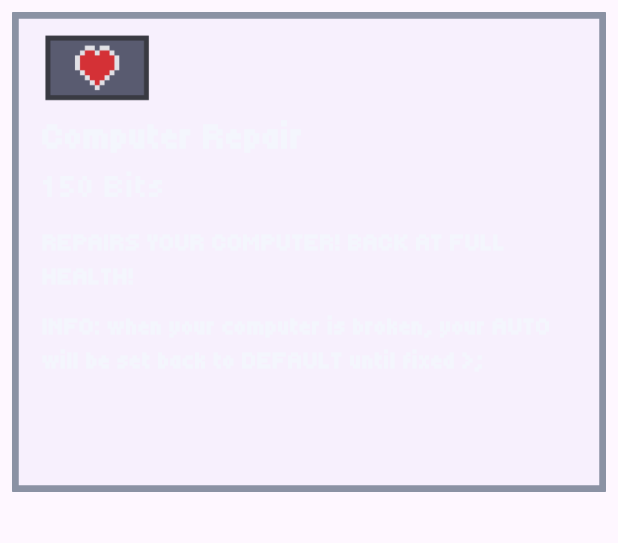
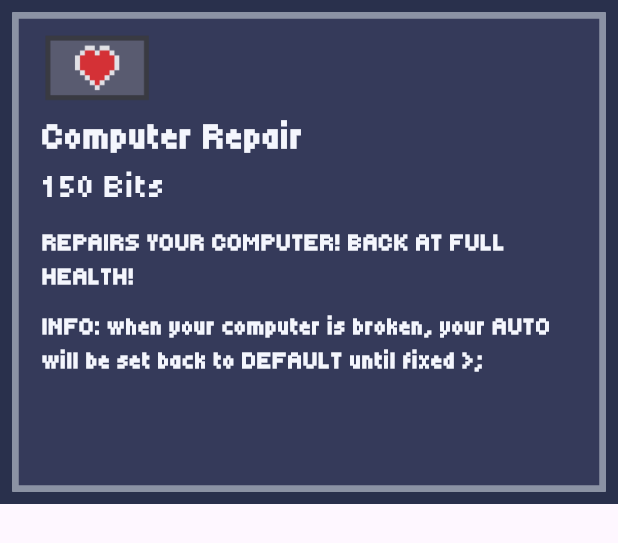
Before and after one commit to AsherTsai/ARLO.EXE-Clicker, a Flutter app: the ShopPage widget shown alone on an empty page, opened directly, on a phone screen of 412 x 824 dp. Shown: the top 543 px of the screen. Run offline on Flutter 3.47's test engine with Material 3 defaults, Android fonts, the light colour scheme and no system bars; our stand-ins replace audioplayers, shared_preferences; accounts and stored records are empty.

Commit message:
Fixed Some UI Bugs #1
Changed colors, made UI adaptable (sort of :/ )

```diff
--- a/lib/home.dart
+++ b/lib/home.dart
@@ -2,7 +2,6 @@ import 'package:computer_clicker_game/mainScreen.dart';
 import 'package:computer_clicker_game/pageSwitches.dart';
 import 'package:computer_clicker_game/shop.dart';
 import 'package:computer_clicker_game/world.dart';
-import 'package:audioplayers/audioplayers.dart';
 import 'package:flutter/material.dart';
 import 'package:provider/provider.dart';
 import 'model.dart';
@@ -37,11 +36,11 @@ class _HomeState extends State<Home> {
   Widget build(BuildContext context) {
     // CONSUMER - this is what allows us to use the variables and functions from the model file
     return Scaffold(
-      backgroundColor: Color.fromARGB(255, 213, 208, 222),
+      backgroundColor: Color.fromARGB(255, 194, 190, 205),
 
       body: SafeArea(
         child: Padding(
-          padding: const EdgeInsets.only(right: 20, left: 20),
+          padding: const EdgeInsets.only(right: 20, left: 20, top: 15),
           child: Column(
             children: [
               Consumer<Model>(
@@ -119,7 +118,7 @@ class _HomeState extends State<Home> {
 
               SizedBox(height: 15),
 
-              //COMPUTER DESK
+              //ARLO
               Container(
                 height: 200,
                 width: double.infinity,
@@ -286,6 +285,7 @@ class _HomeState extends State<Home> {
                 builder: (context, value, child) =>
                     SwitchPage(child: currentPage),
               ),
+              SizedBox(height: 15),
             ],
           ),
         ),
--- a/lib/model.dart
+++ b/lib/model.dart
@@ -4,14 +4,11 @@ import 'package:shared_preferences/shared_preferences.dart';
 import 'package:audioplayers/audioplayers.dart';
 
 class Model extends ChangeNotifier {
-  //USED AI TO ORGANIZE
-  //ADDED Shared Preferences and Audio Players
-
   final AudioPlayer bgMusicPlayer = AudioPlayer();
 
   Future<void> startBackgroundMusic() async {
     await bgMusicPlayer.setReleaseMode(ReleaseMode.loop);
-    await bgMusicPlayer.setVolume(0.4); // Lower volume so clicks stand out
+    await bgMusicPlayer.setVolume(0.4);
     await bgMusicPlayer.play(AssetSource('SFX/boogie.mp3'));
   }
 
--- a/lib/shop.dart
+++ b/lib/shop.dart
@@ -33,6 +33,7 @@ class _ShopPageState extends State<ShopPage> {
         }
 
         return Container(
+          color: Color.fromARGB(255, 41, 48, 76),
           child: Padding(
             padding: const EdgeInsets.all(8.0),
             child: GestureDetector(
--- a/lib/world.dart
+++ b/lib/world.dart
@@ -52,6 +52,7 @@ class _WorldPageState extends State<WorldPage>
   Widget build(BuildContext context) {
     final value = context.watch<Model>();
     return Container(
+      color: Color.fromARGB(255, 41, 48, 76),
       child: Stack(
         children: [
           Positioned.fill(
@@ -68,7 +69,6 @@ class _WorldPageState extends State<WorldPage>
           ),
 
           SafeArea(
-            child: SingleChildScrollView(
             child: Column(
               children: [
                 const SizedBox(height: 20),
@@ -81,7 +81,7 @@ class _WorldPageState extends State<WorldPage>
                   child: Padding(
                     padding: const EdgeInsets.only(left: 15, right: 15),
                     child: Container(
-                        width: 380,
+                      width: double.infinity,
                       height: 110,
                       decoration: BoxDecoration(
                         color: const Color.fromARGB(255, 118, 129, 165),
@@ -123,11 +123,12 @@ class _WorldPageState extends State<WorldPage>
                 ),
 
                 // SCROLL
-                  SizedBox(
-                    height: 400,
+                Expanded(
+                  child: Container(
                     child: RawScrollbar(
-                      thickness: 9.0,
-                      padding: EdgeInsets.only(right: 10, left: 13),
+                      thickness: 7.0,
+                      thumbColor: Color.fromARGB(255, 172, 180, 206),
+                      padding: EdgeInsets.only(left: 15, bottom: 4),
                       controller: _scrollController,
                       child: Padding(
                         padding: const EdgeInsets.only(
@@ -232,9 +233,8 @@ class _WorldPageState extends State<WorldPage>
                                   }
                                 },
                                 child: Container(
-                                  width: 160,
+                                  width: 150,
 
-                                  alignment: Alignment.bottomLeft,
                                   decoration: BoxDecoration(
                                     color: itembaseColor,
                                     borderRadius: BorderRadius.circular(0.5),
@@ -245,8 +245,8 @@ class _WorldPageState extends State<WorldPage>
                                   ),
                                   child: Padding(
                                     padding: const EdgeInsets.only(
-                                      left: 11.0,
-                                      bottom: 4.0,
+                                      left: 13.0,
+                                      bottom: .0,
                                     ),
                                     child: Column(
                                       mainAxisAlignment:
@@ -317,8 +317,8 @@ class _WorldPageState extends State<WorldPage>
                       ),
                     ),
                   ),
+                ),
               ],
-              ),
             ),
           ),
         ],
```
Lines whose indentation alone changed are shown as unchanged.
